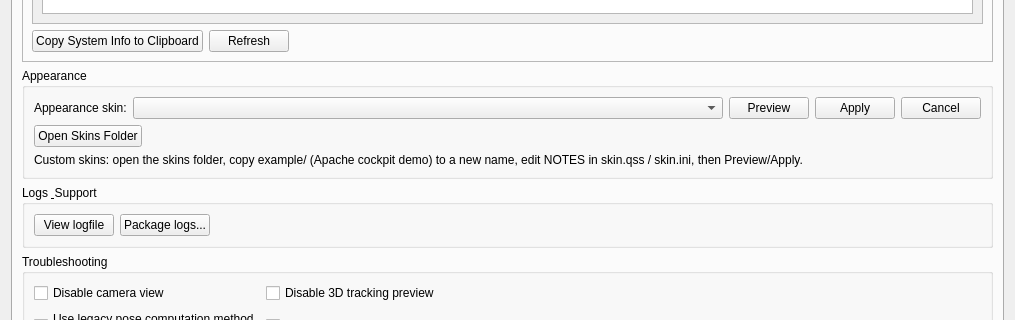
First picture: the form in src/qt_gui/ltr.ui, repository fwfa123/linuxtrackx-ir, before the edit; both pictures show x 0 to 1015 and y 219 to 539 of the 1015 by 777 pixel window.
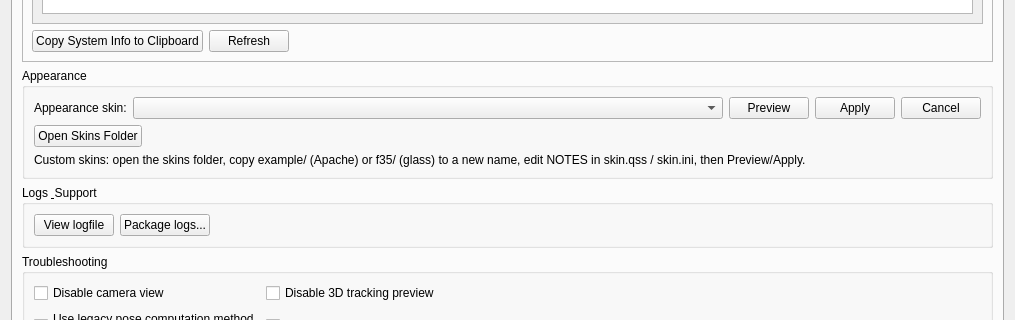
Second picture: the form after the edit. The open tabs and pages were chosen to show the change. Icons and pictures are not drawn.

Commit message:
feat(gui): add F-35 glass-cockpit example skin
Add a second demo theme with charcoal panels and cyan symbology to
contrast the Apache olive/amber example, and seed f35/ beside example/
when opening the skins folder.

```diff
--- a/src/qt_gui/ltr.ui
+++ b/src/qt_gui/ltr.ui
@@ -704,7 +704,7 @@
           <item>
            <widget class="QLabel" name="SkinHelpHintLabel">
             <property name="text">
-             <string>Custom skins: open the skins folder, copy example/ (Apache cockpit demo) to a new name, edit NOTES in skin.qss / skin.ini, then Preview/Apply.</string>
+             <string>Custom skins: open the skins folder, copy example/ (Apache) or f35/ (glass) to a new name, edit NOTES in skin.qss / skin.ini, then Preview/Apply.</string>
             </property>
             <property name="wordWrap">
              <bool>true</bool>
```
The commit also changes 8 other files.
